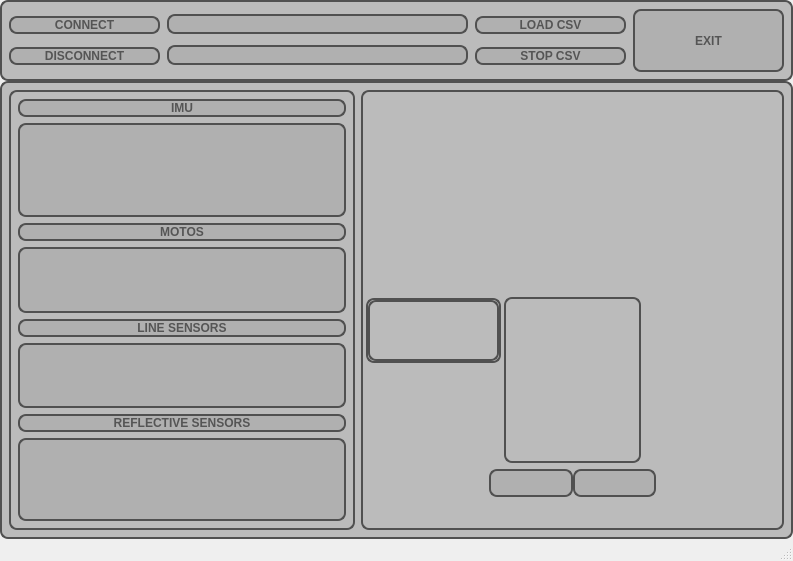
balamutnypapcio/Qt_minisumo, file Qt/mainwindow.ui: the form before one commit.
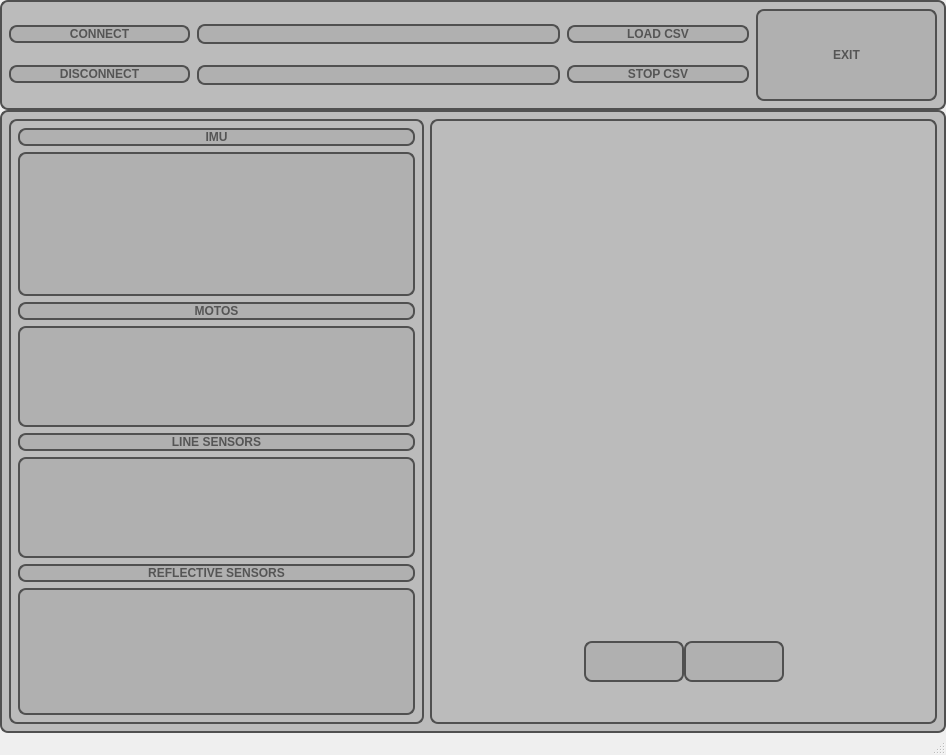
The form after the commit. The open tabs and pages were chosen to show the change. Icons and pictures are not drawn.

What changed in the file:
```diff
--- a/Qt/mainwindow.ui
+++ b/Qt/mainwindow.ui
@@ -6,13 +6,13 @@
    <rect>
     <x>0</x>
     <y>0</y>
-    <width>793</width>
-    <height>561</height>
+    <width>946</width>
+    <height>755</height>
    </rect>
   </property>
   <property name="minimumSize">
    <size>
-    <width>350</width>
+    <width>420</width>
     <height>350</height>
    </size>
   </property>
@@ -390,6 +390,12 @@
        </item>
        <item>
         <widget class="QWidget" name="widRobot" native="true">
+         <property name="minimumSize">
+          <size>
+           <width>70</width>
+           <height>0</height>
+          </size>
+         </property>
          <layout class="QGridLayout" name="gridLayout" rowstretch="10,30,35,6,5">
           <property name="leftMargin">
            <number>3</number>
@@ -414,6 +420,12 @@
              </item>
              <item>
               <widget class="QStackedWidget" name="wifi">
+               <property name="minimumSize">
+                <size>
+                 <width>20</width>
+                 <height>20</height>
+                </size>
+               </property>
                <property name="styleSheet">
                 <string notr="true">border:none;</string>
                </property>
@@ -485,6 +497,12 @@
                   <layout class="QHBoxLayout" name="horizontalLayout_11">
                    <item>
                     <widget class="QStackedWidget" name="tofUpL">
+                     <property name="minimumSize">
+                      <size>
+                       <width>0</width>
+                       <height>40</height>
+                      </size>
+                     </property>
                      <property name="styleSheet">
                       <string notr="true"/>
                      </property>
@@ -545,6 +563,12 @@
                   <layout class="QHBoxLayout" name="horizontalLayout_14">
                    <item>
                     <widget class="QStackedWidget" name="tofUpR">
+                     <property name="minimumSize">
+                      <size>
+                       <width>0</width>
+                       <height>40</height>
+                      </size>
+                     </property>
                      <property name="currentIndex">
                       <number>0</number>
                      </property>
@@ -595,7 +619,7 @@
              </property>
              <item>
               <widget class="QWidget" name="widget_16" native="true">
-               <layout class="QVBoxLayout" name="verticalLayout_7" stretch="40,60">
+               <layout class="QVBoxLayout" name="verticalLayout_7" stretch="40,60,0">
                 <property name="spacing">
                  <number>2</number>
                 </property>
@@ -613,8 +637,11 @@
                 </property>
                 <item>
                  <widget class="QStackedWidget" name="tofLEFT">
-                  <property name="styleSheet">
-                   <string notr="true">border: 2px solid #505050; </string>
+                  <property name="minimumSize">
+                   <size>
+                    <width>40</width>
+                    <height>0</height>
+                   </size>
                   </property>
                   <property name="currentIndex">
                    <number>0</number>
@@ -639,6 +666,10 @@
                     <height>0</height>
                    </size>
                   </property>
+                  <property name="styleSheet">
+                   <string notr="true">background: transparent;
+border: none;</string>
+                  </property>
                   <layout class="QHBoxLayout" name="horizontalLayout_9" stretch="60,40">
                    <property name="spacing">
                     <number>0</number>
@@ -672,9 +703,6 @@
                        <height>0</height>
                       </size>
                      </property>
-                     <property name="styleSheet">
-                      <string notr="true"/>
-                     </property>
                      <property name="currentIndex">
                       <number>1</number>
                      </property>
@@ -715,31 +743,36 @@
                </property>
                <property name="styleSheet">
                 <string notr="true">image: url(:/new/image/img/robotv1.png);
-image-position: top;
-border: 2px solid #505050; </string>
+image-position: top;</string>
                </property>
               </widget>
              </item>
              <item>
               <widget class="QWidget" name="widget_18" native="true">
-               <layout class="QVBoxLayout" name="verticalLayout_8" stretch="40,60">
+               <layout class="QVBoxLayout" name="verticalLayout_8" stretch="40,60,0">
                 <property name="spacing">
                  <number>2</number>
                 </property>
                 <property name="leftMargin">
-                 <number>0</number>
+                 <number>1</number>
                 </property>
                 <property name="topMargin">
-                 <number>0</number>
+                 <number>1</number>
                 </property>
                 <property name="rightMargin">
-                 <number>0</number>
+                 <number>1</number>
                 </property>
                 <property name="bottomMargin">
-                 <number>0</number>
+                 <number>1</number>
                 </property>
                 <item>
                  <widget class="QStackedWidget" name="tofRIGHT">
+                  <property name="minimumSize">
+                   <size>
+                    <width>40</width>
+                    <height>0</height>
+                   </size>
+                  </property>
                   <property name="currentIndex">
                    <number>0</number>
                   </property>
```
Left out of the diff: 17 changed lines with no effect on the pictures.
